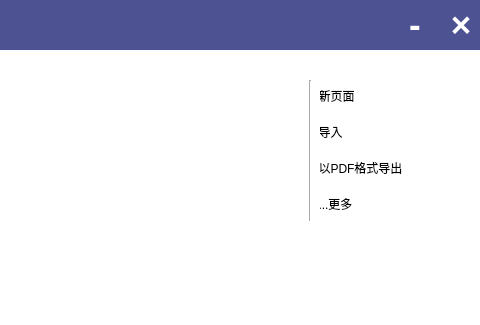
First picture: the form in src/mainwindow.ui, repository luobiwen/LDocs, before the edit; both pictures show x 720 to 1200 and y 0 to 325 of the 1200 by 700 pixel window.
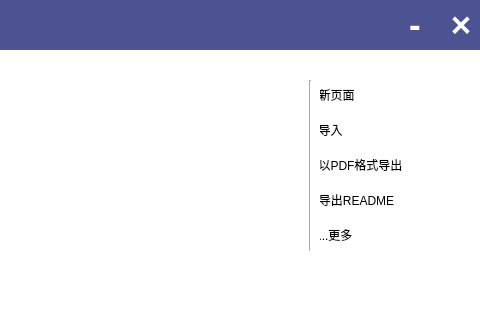
Second picture: the form after the edit. Icons and pictures are not drawn.

```diff
--- a/src/mainwindow.ui
+++ b/src/mainwindow.ui
@@ -536,8 +536,8 @@
        <rect>
         <x>740</x>
         <y>30</y>
-        <width>161</width>
-        <height>143</height>
+        <width>171</width>
+        <height>171</height>
        </rect>
       </property>
       <layout class="QVBoxLayout" name="verticalLayout_3">
@@ -622,6 +622,33 @@
          </property>
         </widget>
        </item>
+       <item>
+        <widget class="QToolButton" name="toolButton_115">
+         <property name="styleSheet">
+          <string notr="true">QToolButton {
+    border: none;
+    padding: 4px;
+}
+
+QToolButton:hover {
+	color: rgb(0, 100, 255);
+}
+
+QToolButton:pressed {
+	color: rgb(0, 100, 255);
+}</string>
+         </property>
+         <property name="text">
+          <string>导出README</string>
+         </property>
+         <property name="icon">
+          <iconset theme="QIcon::ThemeIcon::DocumentSaveAs"/>
+         </property>
+         <property name="toolButtonStyle">
+          <enum>Qt::ToolButtonStyle::ToolButtonTextBesideIcon</enum>
+         </property>
+        </widget>
+       </item>
        <item>
         <widget class="QToolButton" name="toolButton_110">
          <property name="styleSheet">
@@ -650,7 +677,7 @@
         <x>730</x>
         <y>30</y>
         <width>20</width>
-        <height>141</height>
+        <height>171</height>
        </rect>
       </property>
       <property name="orientation">
```
